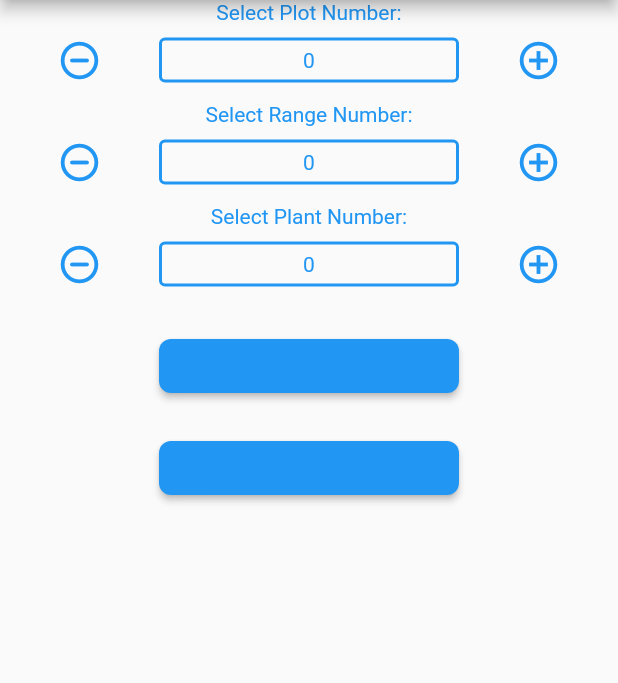
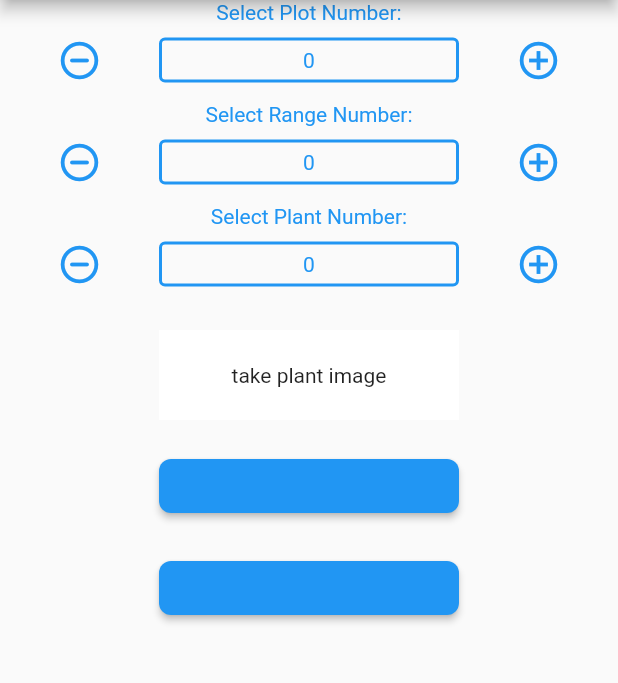
Before and after one commit to MUTEGEKIDAVID/Data-Collect-App, a Flutter app: the screen it shows after launch, on a phone screen of 412 x 824 dp, the part 84-767 px from its top. Run offline on Flutter 3.47's test engine with Material 2 defaults, Android fonts, the light colour scheme and no system bars; our stand-ins replace image_picker.

Commit message:
"commit"

```diff
--- a/data_collect/lib/Presentation/Screens/HomeScreen.dart
+++ b/data_collect/lib/Presentation/Screens/HomeScreen.dart
@@ -15,7 +15,7 @@ class HomeScreen extends StatefulWidget {
 class _HomeScreenState extends State<HomeScreen> {
   Operations obj = Operations(plantNo: 0, plotNo: 0, rangeNo: 0);
 
-  File? _imageFile;
+   File? _imageFile;
   Future<void> _pickImage() async {
     final picker = ImagePicker();
     final pickedImage = await picker.pickImage(source: ImageSource.camera);
@@ -175,6 +175,19 @@ class _HomeScreenState extends State<HomeScreen> {
                   }),
             ]),
             SizedBox(height: 20),
+
+            _imageFile!=null ? Image.file(_imageFile!, width:160, height:160, fit: BoxFit.cover):
+            SizedBox(
+              width:200,
+              height:60,
+              child: ColoredBox(color: Colors.white,
+              child: Center(child: Text("take plant image")),
+
+              ),
+            ),
+             SizedBox(
+              height: 20,
+            ),
             SizedBox(
               // height:60,
               width: 200,
```
